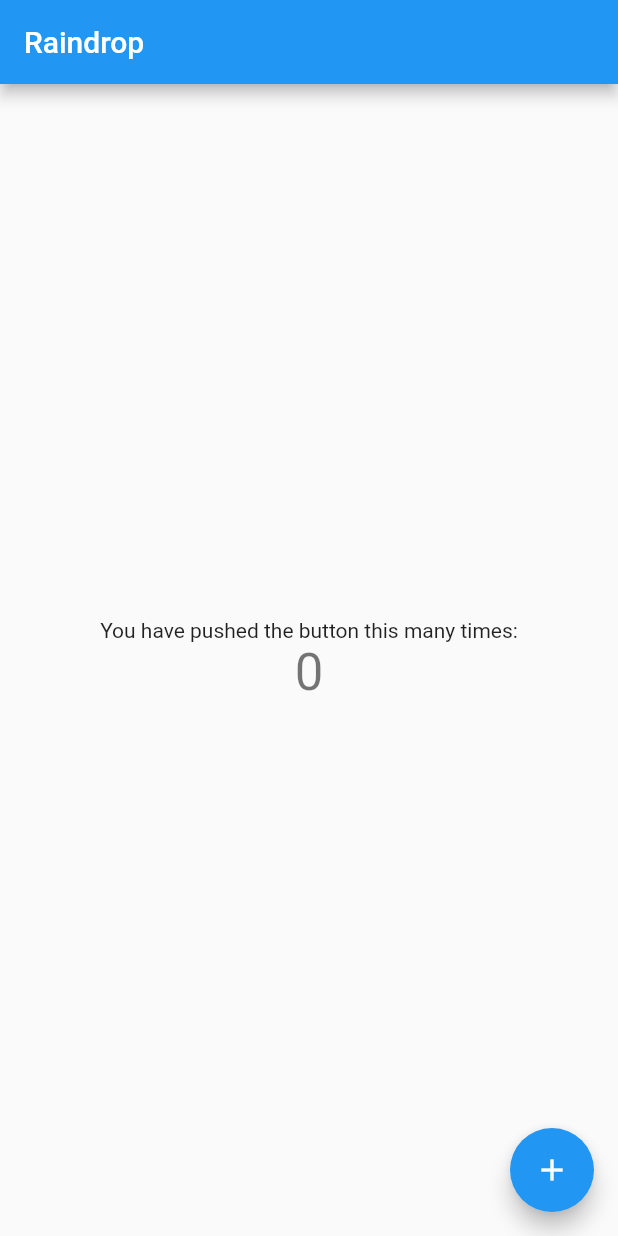
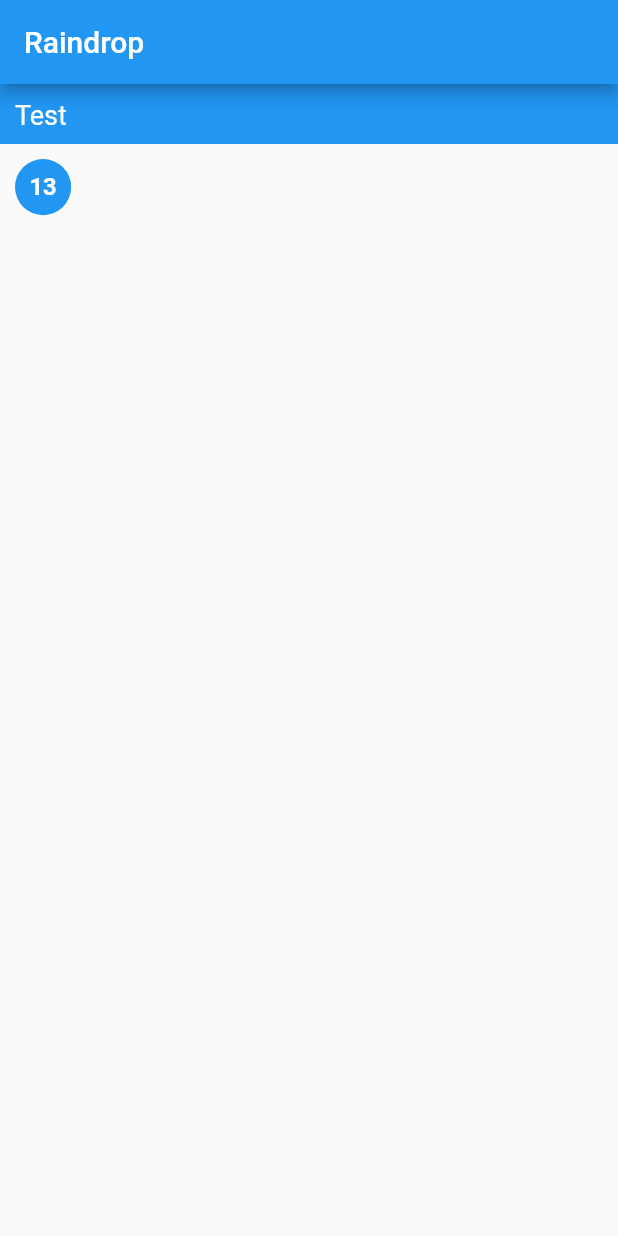
Before and after one commit to CMingTseng/raindrop, a Flutter app: the screen it shows after launch, on a phone screen of 412 x 824 dp. Run offline on Flutter 3.47's test engine with Material 2 defaults, Android fonts, the phone set to English and light mode, and no system bars.

Commit message:
Initial calendar widget commit; implement calendar day

```diff
--- a/lib/main.dart
+++ b/lib/main.dart
@@ -1,4 +1,5 @@
 import 'package:flutter/material.dart';
+import 'package:raindrop/ui/timeline_page.dart';
 
 void main() => runApp(new MyApp());
 
@@ -19,91 +20,7 @@ class MyApp extends StatelessWidget {
         // counter didn't reset back to zero; the application is not restarted.
         primarySwatch: Colors.blue,
       ),
-      home: new MyHomePage(title: 'Raindrop'),
+      home: new TimelinePage(title: 'Raindrop'),
     );
   }
 }
-
-class MyHomePage extends StatefulWidget {
-  MyHomePage({Key key, this.title}) : super(key: key);
-
-  // This widget is the home page of your application. It is stateful, meaning
-  // that it has a State object (defined below) that contains fields that affect
-  // how it looks.
-
-  // This class is the configuration for the state. It holds the values (in this
-  // case the title) provided by the parent (in this case the App widget) and
-  // used by the build method of the State. Fields in a Widget subclass are
-  // always marked "final".
-
-  final String title;
-
-  @override
-  _MyHomePageState createState() => new _MyHomePageState();
-}
-
-class _MyHomePageState extends State<MyHomePage> {
-  int _counter = 0;
-
-  void _incrementCounter() {
-    setState(() {
-      // This call to setState tells the Flutter framework that something has
-      // changed in this State, which causes it to rerun the build method below
-      // so that the display can reflect the updated values. If we changed
-      // _counter without calling setState(), then the build method would not be
-      // called again, and so nothing would appear to happen.
-      _counter++;
-    });
-  }
-
-  @override
-  Widget build(BuildContext context) {
-    // This method is rerun every time setState is called, for instance as done
-    // by the _incrementCounter method above.
-    //
-    // The Flutter framework has been optimized to make rerunning build methods
-    // fast, so that you can just rebuild anything that needs updating rather
-    // than having to individually change instances of widgets.
-    return new Scaffold(
-      appBar: new AppBar(
-        // Here we take the value from the MyHomePage object that was created by
-        // the App.build method, and use it to set our appbar title.
-        title: new Text(widget.title),
-      ),
-      body: new Center(
-        // Center is a layout widget. It takes a single child and positions it
-        // in the middle of the parent.
-        child: new Column(
-          // Column is also layout widget. It takes a list of children and
-          // arranges them vertically. By default, it sizes itself to fit its
-          // children horizontally, and tries to be as tall as its parent.
-          //
-          // Invoke "debug paint" (press "p" in the console where you ran
-          // "flutter run", or select "Toggle Debug Paint" from the Flutter tool
-          // window in IntelliJ) to see the wireframe for each widget.
-          //
-          // Column has various properties to control how it sizes itself and
-          // how it positions its children. Here we use mainAxisAlignment to
-          // center the children vertically; the main axis here is the vertical
-          // axis because Columns are vertical (the cross axis would be
-          // horizontal).
-          mainAxisAlignment: MainAxisAlignment.center,
-          children: <Widget>[
-            new Text(
-              'You have pushed the button this many times:',
-            ),
-            new Text(
-              '$_counter',
-              style: Theme.of(context).textTheme.display1,
-            ),
-          ],
-        ),
-      ),
-      floatingActionButton: new FloatingActionButton(
-        onPressed: _incrementCounter,
-        tooltip: 'Increment',
-        child: new Icon(Icons.add),
-      ), // This trailing comma makes auto-formatting nicer for build methods.
-    );
-  }
-}
--- /dev/null
+++ b/lib/ui/calendar/calendar_day.dart
@@ -0,0 +1,89 @@
+import 'package:flutter/material.dart';
+import 'package:flutter/widgets.dart';
+
+enum CalendarDayType { disabled, unselected, selected }
+
+class CalendarDay extends StatefulWidget {
+  CalendarDay(this.day,
+      {this.type = CalendarDayType.unselected, this.isBordered = false});
+
+  final int day;
+  final CalendarDayType type;
+  final bool isBordered;
+
+  @override
+  _CalendarDayState createState() => new _CalendarDayState();
+}
+
+class _CalendarDayState extends State<CalendarDay> {
+  CalendarDayType _type;
+  bool _isBordered;
+
+  double _diameter;
+  double _fontSize;
+
+  void _handleTap() {
+    setState(() {
+      switch (_type) {
+        case CalendarDayType.disabled:
+          _type = CalendarDayType.selected;
+          break;
+        case CalendarDayType.selected:
+          _type = CalendarDayType.unselected;
+          break;
+        case CalendarDayType.unselected:
+          _type = CalendarDayType.disabled;
+          break;
+      }
+    });
+  }
+
+  @override
+  void initState() {
+    super.initState();
+
+    _type = widget.type;
+    _isBordered = widget.isBordered;
+  }
+
+  @override
+  Widget build(BuildContext context) {
+    _diameter = MediaQuery.of(context).size.width / 11;
+    _fontSize = MediaQuery.of(context).size.width / 26;
+
+    return new GestureDetector(
+      onTap: _handleTap,
+      child: new AnimatedContainer(
+        width: _diameter,
+        height: _diameter,
+        decoration: new BoxDecoration(
+          shape: BoxShape.circle,
+          color: _type == CalendarDayType.selected
+              ? Theme.of(context).primaryColor
+              : null,
+          border: _isBordered
+              ? new Border.all(
+                  color: Theme.of(context).primaryColor,
+                  width: 2.0,
+                )
+              : null,
+        ),
+        child: new Center(
+          child: new Text(
+            widget.day.toString(),
+            style: new TextStyle(
+              color: _type == CalendarDayType.selected
+                  ? Colors.white
+                  : _type == CalendarDayType.disabled
+                      ? Colors.grey
+                      : Colors.black,
+              fontWeight: FontWeight.bold,
+              fontSize: _fontSize,
+            ),
+          ),
+        ),
+        duration: const Duration(milliseconds: 40),
+      ),
+    );
+  }
+}
--- /dev/null
+++ b/lib/ui/timeline_page.dart
@@ -0,0 +1,71 @@
+import 'package:flutter/material.dart';
+import 'package:raindrop/ui/calendar/calendar_day.dart';
+
+class TimelinePage extends StatefulWidget {
+  TimelinePage({Key key, this.title}) : super(key: key);
+
+  // This widget is the home page of your application. It is stateful, meaning
+  // that it has a State object (defined below) that contains fields that affect
+  // how it looks.
+
+  // This class is the configuration for the state. It holds the values (in this
+  // case the title) provided by the parent (in this case the App widget) and
+  // used by the build method of the State. Fields in a Widget subclass are
+  // always marked "final".
+
+  final String title;
+
+  @override
+  _TimelinePageState createState() => new _TimelinePageState();
+}
+
+class _TimelinePageState extends State<TimelinePage> {
+  @override
+  Widget build(BuildContext context) {
+    // This method is rerun every time setState is called, for instance as done
+    // by the _incrementCounter method above.
+    //
+    // The Flutter framework has been optimized to make rerunning build methods
+    // fast, so that you can just rebuild anything that needs updating rather
+    // than having to individually change instances of widgets.
+    return new Scaffold(
+      appBar: new AppBar(
+        // Here we take the value from the MyHomePage object that was created by
+        // the App.build method, and use it to set our appbar title.
+        title: new Text(widget.title),
+      ),
+      body: new Center(
+        // Center is a layout widget. It takes a single child and positions it
+        // in the middle of the parent.
+        child: new Column(
+          children: <Widget>[
+            new Container(
+              padding: const EdgeInsets.all(10.0),
+              color: Colors.blue,
+              width: MediaQuery.of(context).size.width,
+              height: 40.0,
+              child: new Text(
+                'Test',
+                style: new TextStyle(
+                  color: Colors.white,
+                  fontSize: 18.0,
+                ),
+              ),
+            ),
+            new Container(
+                padding: const EdgeInsets.all(10.0),
+                child: new Row(
+                  children: <Widget>[
+                    new CalendarDay(
+                      13,
+                      type: CalendarDayType.selected,
+                      isBordered: false,
+                    ),
+                  ],
+                ))
+          ],
+        ),
+      ),
+    );
+  }
+}
```
Also changed, not shown: 2 other files.
